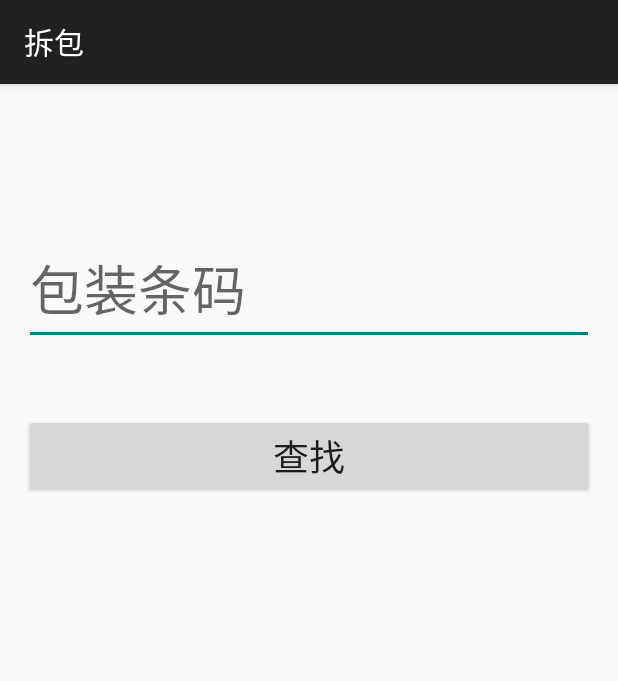
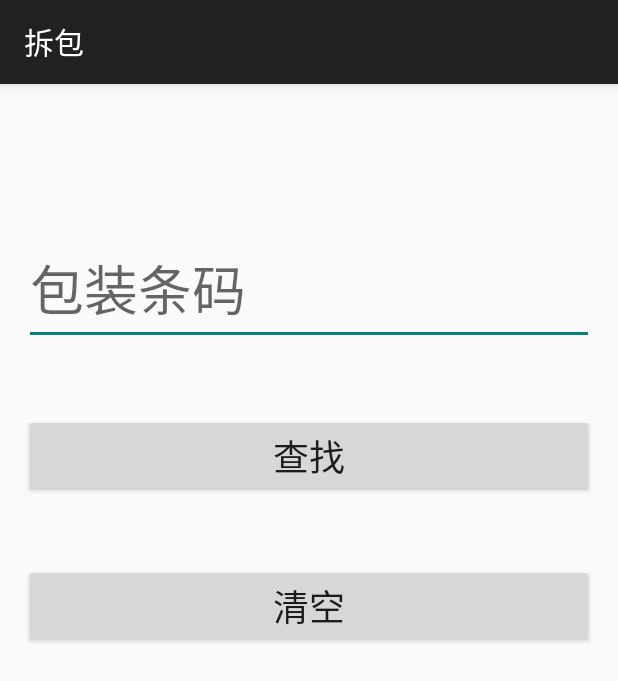
Before and after one commit to liulixiang1988/InventoryApp, an Android app: the SplitActivity screen opened directly, with no data from a screen before it, on a phone screen of 412 x 824 dp. Shown: the top 681 px of the screen. Run offline under Robolectric (Android 15) with nearby library versions, the phone set to English and light mode, and no system bars; libraries missing offline, so code that uses them is left out: com.loopj.android.

Commit message:
添加清除

```diff
--- a/app/src/main/res/layout/activity_split.xml
+++ b/app/src/main/res/layout/activity_split.xml
@@ -16,6 +16,7 @@
         android:textSize="36sp"
         android:hint="@string/split_item_code"
         android:layout_marginTop="83dp"
+        android:singleLine="true"
         android:layout_alignParentTop="true"
         android:layout_alignParentLeft="true"
         android:layout_alignParentStart="true"/>
@@ -29,4 +30,14 @@
         android:layout_below="@+id/edtItemCode"
         android:layout_centerHorizontal="true"
         android:layout_marginTop="46dp"/>
+
+    <Button
+        android:layout_width="match_parent"
+        android:layout_height="wrap_content"
+        android:text="@string/btn_clear"
+        android:id="@+id/btnClear"
+        android:textSize="24sp"
+        android:layout_below="@+id/btnSearch"
+        android:layout_centerHorizontal="true"
+        android:layout_marginTop="44dp"/>
 </RelativeLayout>
```
Also changed, not shown: app/src/main/java/tgit/inventory/ui/SplitActivity.java (+18 -0 lines), app/src/main/java/tgit/inventory/ui/SplitProductActivity.java (+4 -3 lines).
